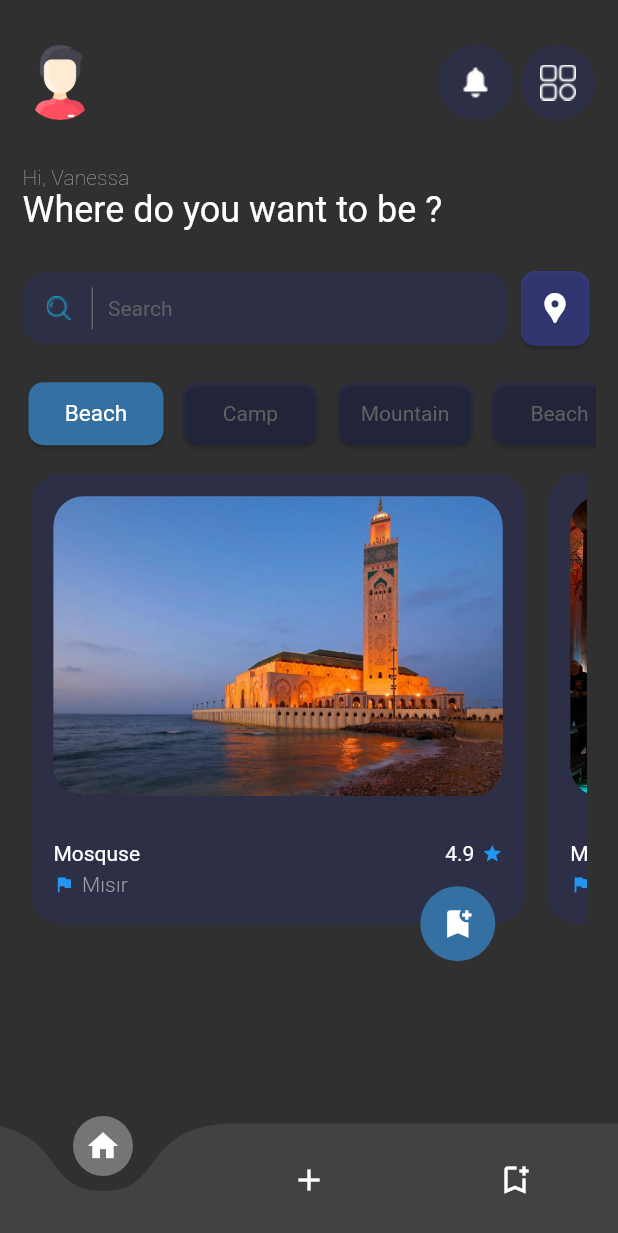
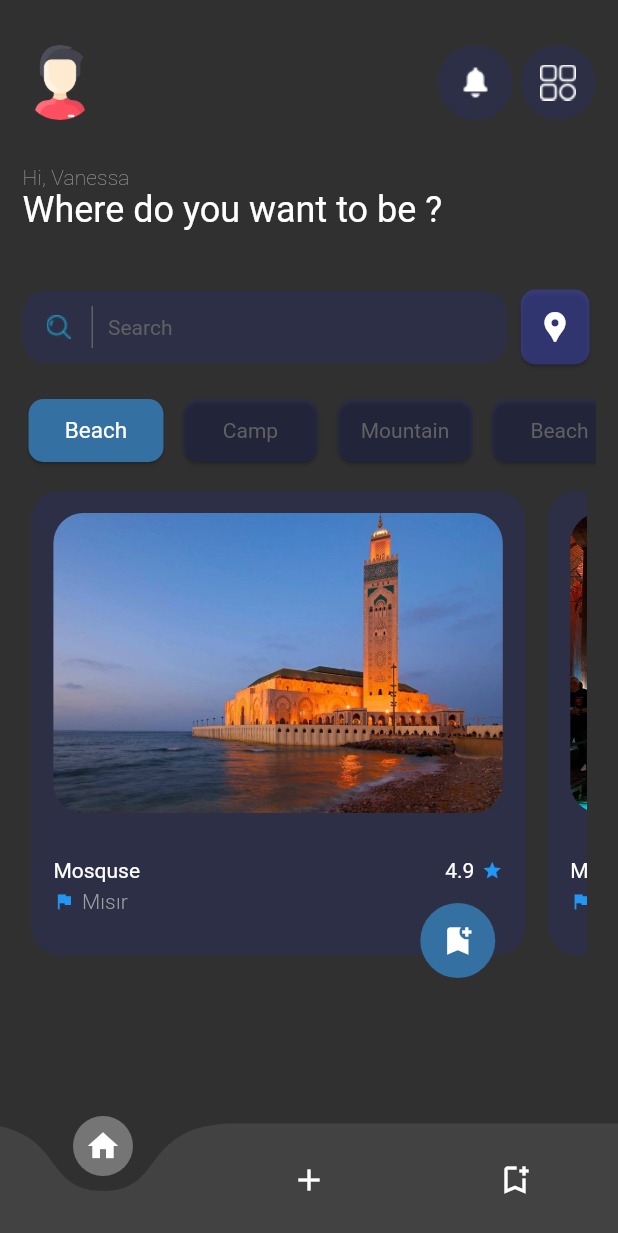
Before and after one commit to harunceelik1/bitirme_Projesi, a Flutter app: the HomePage screen opened by its route, on a phone screen of 412 x 824 dp. Shown: the top 1233 px of the screen. Run offline on Flutter 3.47's test engine with Material 2 defaults, Android fonts, the phone set to English and light mode, and no system bars; drawn by our look-alikes of curved_navigation_bar; our stand-ins replace dio, google_nav_bar.

```diff
--- a/bitirme_projesi/lib/model/travel.dart
+++ b/bitirme_projesi/lib/model/travel.dart
@@ -16,6 +16,6 @@ class locationList {
     Travel('images/mosque.jpg', 'Mosquse', "4.9", Icons.flag, 'Mısır', 'Camp'),
     Travel('images/yerebatan-sarnici2.jpg', 'Mosquse', "4.9", Icons.flag,
         'Mısır', 'Camp'),
-    Travel('images/mosque.jpg', 'Mosquse', "4.9", Icons.flag, 'Mısır', 'Camp'),
+    Travel('images/lhasa.jpg', 'Hasa', "4.9", Icons.flag, 'Mısır', 'Camp'),
   ];
 }
--- a/bitirme_projesi/lib/screen/homepage.dart
+++ b/bitirme_projesi/lib/screen/homepage.dart
@@ -1,6 +1,8 @@
 // ignore_for_file: prefer_const_constructors, prefer_const_literals_to_create_immutables, unnecessary_import
 
 import 'package:bitirme_projesi/model/travel.dart';
+import 'package:bitirme_projesi/screen/mobileScreen.dart';
+import 'package:bitirme_projesi/screen/responsive/responsive_layout.dart';
 import 'package:bitirme_projesi/widget/bottomNav.dart';
 import 'package:bitirme_projesi/widget/category.dart';
 import 'package:bitirme_projesi/widget/customappBar.dart';
@@ -21,12 +23,7 @@ class HomePage extends StatefulWidget {
 class _HomePageState extends State<HomePage> {
   final title = "Where do you want to be ?";
   final color_Theme = Color.fromARGB(27, 24, 43, 255);
-  // int _currentIndex = 0;
-  // List<Widget> body = const [
-  //   Icon(Icons.home),
-  //   Icon(Icons.add),
-  //   Icon(Icons.person)
-  // ];
+
   @override
   Widget build(BuildContext context) {
     final height = MediaQuery.of(context).size.height;
@@ -34,90 +31,12 @@ class _HomePageState extends State<HomePage> {
 
     return Scaffold(
         appBar: CustomAppBar(),
-        body: LayoutBuilder(
-            builder: (context, constraints) => Column(
-                  children: [
-                    // Başlık Yazı Kısmı
-                    Expanded(flex: 1, child: titleWidget()),
-
-                    /// İnputDecoration - Arama Kısmı
-                    SizedBox(
-                      height: 5,
-                    ),
-                    // FractionallySizedBox(
-                    //   heightFactor: 0,
-                    // ),
-                    Expanded(flex: 1, child: inputSearch()),
-                    SizedBox(
-                      height: 15,
-                    ),
-                    // Kategoriler kısmı. Listview ile yapıldı
-                    Flexible(flex: 1, child: Categories()),
-                    SizedBox(
-                      height: 15,
-                    ),
-                    Expanded(flex: 7, child: Listeleme()),
-                  ],
-                )),
-        // body: SafeArea(
-        //   child: CustomScrollView(
-        //     slivers: [
-        //       SliverAppBar(
-        //         elevation: 0,
-        //         backgroundColor: Colors.transparent,
-        //         leadingWidth: 90,
-        //         toolbarHeight: 90,
-        //         leading: Padding(
-        //           padding:
-        //               const EdgeInsets.symmetric(horizontal: 20, vertical: 5),
-        //           child: Container(
-        //             child: CircleAvatar(
-        //               radius: 25,
-        //               backgroundColor: Colors.transparent,
-        //               backgroundImage: AssetImage(
-        //                 "images/4.jpg",
-        //               ),
-        //             ),
-        //           ),
-        //         ),
-        //         actions: [
-        //           Padding(
-        //             padding: const EdgeInsets.symmetric(horizontal: 20),
-        //             child: Container(
-        //               child: Row(
-        //                 // ignore: prefer_const_literals_to_create_immutables
-        //                 children: [
-        //                   CircleAvatar(
-        //                     radius: 25,
-        //                     backgroundColor: color_Theme,
-        //                     child: IconButton(
-        //                       onPressed: () => {},
-        //                       icon: Image.asset("images/notification.webp"),
-        //                     ),
-        //                   ),
-        //                   SizedBox(
-        //                     width: 5,
-        //                   ),
-        //                   CircleAvatar(
-        //                     radius: 25,
-        //                     backgroundColor: color_Theme,
-        //                     child: IconButton(
-        //                       onPressed: () => {},
-        //                       icon: Image.asset(
-        //                         "images/menu.webp",
-        //                       ),
-        //                       color: Colors.white,
-        //                     ),
-        //                   ),
-        //                 ],
-        //               ),
-        //             ),
-        //           ),
-        //         ],
-        //       ),
-        //     ],
-        //   ),
-        // ),
+        body: SingleChildScrollView(
+          child: ResponsiveLayout(
+              mobileBody: mobileScreen(),
+              desktopBody: Container(),
+              tabletBody: Container()),
+        ),
         bottomNavigationBar: bottomNavigation(color_Theme: color_Theme));
   }
 }
--- /dev/null
+++ b/bitirme_projesi/lib/screen/mobileScreen.dart
@@ -0,0 +1,34 @@
+import 'package:bitirme_projesi/widget/category.dart';
+import 'package:bitirme_projesi/widget/inputSearch.dart';
+import 'package:bitirme_projesi/widget/list.dart';
+import 'package:bitirme_projesi/widget/titleWidget.dart';
+import 'package:flutter/material.dart';
+
+class mobileScreen extends StatelessWidget {
+  const mobileScreen({
+    Key? key,
+  }) : super(key: key);
+
+  @override
+  Widget build(BuildContext context) {
+    return Column(
+      children: [
+        // Başlık Yazı Kısmı
+        titleWidget(),
+        SizedBox(
+          height: 35,
+        ),
+        inputSearch(),
+        SizedBox(
+          height: 15,
+        ),
+        // Kategoriler kısmı. Listview ile yapıldı
+        Categories(),
+        SizedBox(
+          height: 15,
+        ),
+        Listeleme(),
+      ],
+    );
+  }
+}
--- /dev/null
+++ b/bitirme_projesi/lib/screen/responsive/responsive_layout.dart
@@ -0,0 +1,26 @@
+import 'package:flutter/material.dart';
+
+class ResponsiveLayout extends StatelessWidget {
+  final Widget mobileBody;
+  final Widget desktopBody;
+  final Widget tabletBody;
+
+  const ResponsiveLayout(
+      {super.key,
+      required this.mobileBody,
+      required this.desktopBody,
+      required this.tabletBody});
+
+  @override
+  Widget build(BuildContext context) {
+    return LayoutBuilder(builder: (context, constraints) {
+      if (constraints.maxWidth < 600) {
+        return mobileBody;
+      } else if (constraints.maxWidth < 840) {
+        return tabletBody;
+      } else {
+        return desktopBody;
+      }
+    });
+  }
+}
--- a/bitirme_projesi/lib/widget/list.dart
+++ b/bitirme_projesi/lib/widget/list.dart
@@ -1,8 +1,6 @@
 import 'package:bitirme_projesi/model/travel.dart';
 import 'package:bitirme_projesi/widget/locations.dart';
 import 'package:flutter/material.dart';
-import 'package:flutter/src/widgets/container.dart';
-import 'package:flutter/src/widgets/framework.dart';
 import 'package:flutter/widgets.dart';
 
 class Listeleme extends StatelessWidget {
@@ -13,6 +11,8 @@ class Listeleme extends StatelessWidget {
 
     return Container(
       width: width * 0.9,
+      height: 325,
+      // color: Colors.red,
       child: ListView.separated(
         scrollDirection: Axis.horizontal,
         itemCount: locationList.travel.length,
--- a/bitirme_projesi/lib/widget/locations.dart
+++ b/bitirme_projesi/lib/widget/locations.dart
@@ -26,7 +26,7 @@ class Locations extends StatelessWidget {
           // alignment: Alignment.bottomRight,
           children: [
             Container(
-              height: 600 / 2,
+              height: 310,
               width: width * 0.8,
               decoration: BoxDecoration(
                   color: color_Theme, borderRadius: BorderRadius.circular(20)),
--- a/bitirme_projesi/lib/widget/titleWidget.dart
+++ b/bitirme_projesi/lib/widget/titleWidget.dart
@@ -25,13 +25,15 @@ class titleWidget extends StatelessWidget {
                 style: Theme.of(context).textTheme.subtitle2?.copyWith(
                     color: Colors.grey.shade500, fontWeight: FontWeight.w200),
               ),
+              Wrap(children: [
                 Text(
                   title,
                   style: Theme.of(context)
                       .textTheme
                       .headline5
                       ?.copyWith(fontWeight: FontWeight.w400),
-              )
+                ),
+              ])
             ],
           ),
         ),
```
Lines whose indentation alone changed are shown as unchanged.
